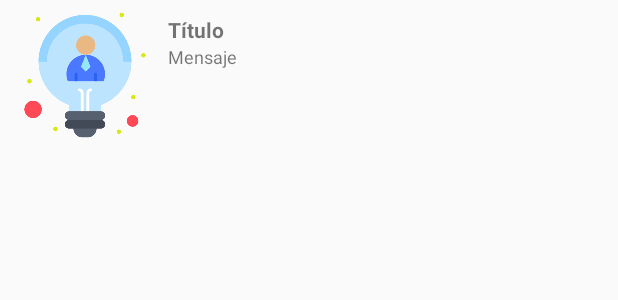
After one commit to hukllachay/vecinoapp, an Android app: the layout notificacion.xml on its own in the app's theme, with its tools: preview values and no code run, on a phone screen of 412 x 824 dp. The commit adds this screen. Shown: the top 300 px of the screen. Run offline under Robolectric (Android 15) with nearby library versions, the phone set to English and light mode, and no system bars.

Commit message:
Reaplicar Notificaciones

```diff
--- /dev/null
+++ b/app/src/main/res/layout/notificacion.xml
@@ -0,0 +1,43 @@
+<?xml version="1.0" encoding="utf-8"?>
+<LinearLayout xmlns:android="http://schemas.android.com/apk/res/android"
+    xmlns:app="http://schemas.android.com/apk/res-auto"
+    android:orientation="horizontal"
+    android:layout_width="match_parent"
+    android:layout_height="100dp">
+
+    <LinearLayout
+        android:layout_width="102dp"
+        android:layout_height="match_parent"
+        android:orientation="horizontal">
+
+        <ImageView
+            android:id="@+id/imageView"
+            android:layout_width="113dp"
+            android:layout_height="wrap_content"
+            app:srcCompat="@drawable/app_icon" />
+
+    </LinearLayout>
+
+    <LinearLayout
+        android:layout_width="match_parent"
+        android:layout_height="match_parent"
+        android:orientation="vertical"
+        android:layout_margin="10dp">
+
+
+        <TextView
+            android:id="@+id/txtTitulo"
+            android:layout_width="wrap_content"
+            android:layout_height="wrap_content"
+            android:text="Título"
+            android:textStyle="bold" />
+
+        <TextView
+            android:id="@+id/txtMensaje"
+            android:layout_width="wrap_content"
+            android:layout_height="wrap_content"
+            android:text="Mensaje"
+            android:textSize="12sp" />
+    </LinearLayout>
+
+</LinearLayout>
--- a/app/src/main/res/values/colors.xml
+++ b/app/src/main/res/values/colors.xml
@@ -1,7 +1,7 @@
 <?xml version="1.0" encoding="utf-8"?>
 <resources>
-    <color name="colorPrimary">#3ABEF6</color>
-    <color name="colorPrimaryDark">#07648C</color>
+    <color name="colorPrimary">#3C3F41</color>
+    <color name="colorPrimaryDark">#2B2B2B</color>
     <color name="colorAccent">#FF5234</color>
     <color name="black">#FF000000</color>
     <color name="white">#FFFFFFFF</color>
--- a/build.gradle
+++ b/build.gradle
@@ -5,7 +5,7 @@ buildscript {
         mavenCentral()
     }
     dependencies {
-        classpath "com.android.tools.build:gradle:7.0.4"
+        classpath "com.android.tools.build:gradle:7.1.3"
         classpath 'com.google.gms:google-services:4.3.10'
 
         // NOTE: Do not place your application dependencies here; they belong
```
Also changed, not shown: app/build.gradle (+18 -12 lines), app/src/main/AndroidManifest.xml (+9 -0 lines), app/src/main/java/com/grupo1/vecinoapp/FirebaseHelper/FirebaseMensaje.java (added, +97 -0 lines), app/src/main/res/drawable/ic_baseline_lightbulb_circle_24.xml (added, +10 -0 lines), gradle/wrapper/gradle-wrapper.properties.
